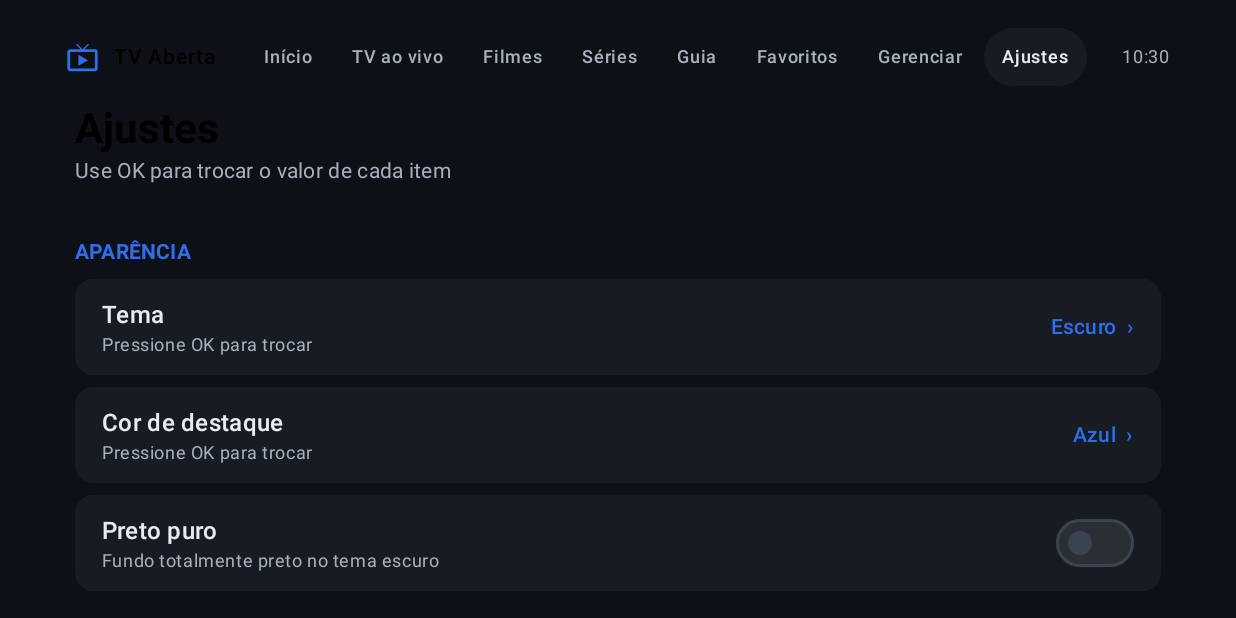
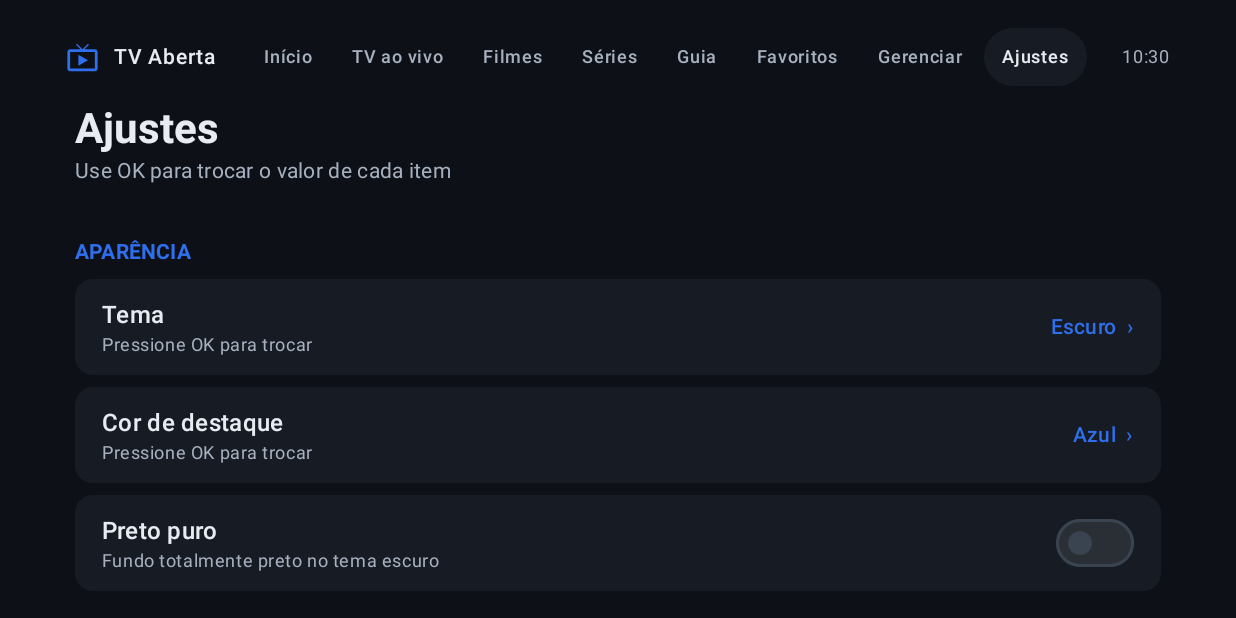
Before and after one commit to willianwrr1-oss/TV-mibox, an Android app built with Jetpack Compose: the screen it shows after launch (MainActivity), after a tap on "Ajustes", on a phone screen of 824 x 412 dp (held sideways). Run offline under Robolectric (Android 15) with nearby library versions, the phone set to English and light mode, and no system bars; pictures from the network do not load; 1 other tap on this screen came first.

Commit message:
Add files via upload

```diff
--- a/app/build.gradle.kts
+++ b/app/build.gradle.kts
@@ -20,7 +20,7 @@ android {
         targetSdk = 34
         // Sobe a cada execução do GitHub Actions, para o Android aceitar a atualização por cima.
         versionCode = maxOf(1, runNumber)
-        versionName = "1.13.0-tv"
+        versionName = "1.13.2-tv"
 
         val fmt = SimpleDateFormat("dd/MM/yyyy HH:mm")
         fmt.timeZone = TimeZone.getTimeZone("America/Sao_Paulo")
--- a/app/src/main/java/com/willian/tvaberta/MainViewModel.kt
+++ b/app/src/main/java/com/willian/tvaberta/MainViewModel.kt
@@ -297,8 +297,11 @@ class MainViewModel(app: Application) : AndroidViewModel(app) {
             val stale = s.autoRefreshHours > 0 && System.currentTimeMillis() - s.lastRefresh > limit
             val missing = Repo.sources.value.any { it.enabled && !Repo.hasCache(it.id) }
             val empty = withContext(Dispatchers.IO) { Repo.db.count() == 0 }
+            Repo.note("Ao abrir: vazio=" + empty + ", lista velha=" + stale + ", sem cópia=" + missing)
             if (empty || stale || missing) {
+                Repo.note("Atualização automática iniciada")
                 doRefresh(false)
+                Repo.note("Atualização automática terminou: " + withContext(Dispatchers.IO) { Repo.db.count() } + " canais no banco")
             }
             if (s.reopenLast && s.lastChannelKey.isNotEmpty() && player.current == null) {
                 val c = withContext(Dispatchers.IO) { Repo.byKey(s.lastChannelKey) }
--- a/app/src/main/java/com/willian/tvaberta/data/ChannelDb.kt
+++ b/app/src/main/java/com/willian/tvaberta/data/ChannelDb.kt
@@ -472,13 +472,14 @@ class ChannelDb(ctx: Context) : SQLiteOpenHelper(ctx, "channels.db", null, 2) {
 
     fun favCount(f: Flt): Int {
         val a = ArrayList<String>()
-        val w = where(f, a)
+        val w = where(Flt(false, false, f.src, f.q, f.kind), a)
         return scalar("SELECT COUNT(*) $fromS WHERE $w AND s.f=1", a)
     }
 
     fun favorites(f: Flt, sortMode: Int, limit: Int): List<Channel> {
         val a = ArrayList<String>()
-        val w = where(f, a)
+        // Favorito é escolha do usuário: não some por causa dos filtros "ocultar bloqueados por região / fora do ar 24h".
+        val w = where(Flt(false, false, f.src, f.q, f.kind), a)
         return list("SELECT $cols $fromS WHERE $w AND s.f=1 ORDER BY ${order(sortMode)} LIMIT $limit", a)
     }
 
--- a/app/src/main/java/com/willian/tvaberta/data/Repo.kt
+++ b/app/src/main/java/com/willian/tvaberta/data/Repo.kt
@@ -97,6 +97,14 @@ object Repo {
             .build()
     }
 
+    /** Registro curto do que o app encontrou ao abrir e do que fez (Ajustes > Dados > Diagnóstico). */
+    val diag = MutableStateFlow("")
+
+    fun note(msg: String) {
+        val t = java.text.SimpleDateFormat("HH:mm:ss", java.util.Locale.getDefault()).format(java.util.Date())
+        diag.update { (it + t + "  " + msg + "\n").takeLast(4000) }
+    }
+
     fun init(c: Context) {
         ctx = c.applicationContext
         _sources.value = loadSources()
@@ -147,6 +155,12 @@ object Repo {
                     }
                 }
                 _states.value = db.loadStates()
+                try {
+                    note("Banco aberto: " + db.count() + " canais, arquivo de " + (ctx.getDatabasePath("channels.db").length() / 1024) +
+                        " KB. Fontes: " + _sources.value.size + ", com cópia salva: " + _sources.value.count { hasCache(it.id) })
+                } catch (e: Exception) {
+                    note("Banco aberto, mas a contagem falhou: " + e.message)
+                }
             }
             loaded = true
             _ready.value = true
@@ -354,6 +368,7 @@ object Repo {
                         throw e
                     } catch (e: Exception) {
                         fail++
+                        note("Falha ao atualizar " + src.name + ": " + (e.message ?: e.javaClass.simpleName))
                     } finally {
                         if (tmp.exists()) tmp.delete()
                     }
--- a/app/src/main/java/com/willian/tvaberta/ui/TvRoot.kt
+++ b/app/src/main/java/com/willian/tvaberta/ui/TvRoot.kt
@@ -25,11 +25,13 @@ import androidx.compose.material.icons.filled.Star
 import androidx.compose.material.icons.filled.Tune
 import androidx.compose.material3.AlertDialog
 import androidx.compose.material3.Icon
+import androidx.compose.material3.LocalContentColor
 import androidx.compose.material3.MaterialTheme
 import androidx.compose.material3.OutlinedTextField
 import androidx.compose.material3.Text
 import androidx.compose.material3.TextButton
 import androidx.compose.runtime.Composable
+import androidx.compose.runtime.CompositionLocalProvider
 import androidx.compose.runtime.LaunchedEffect
 import androidx.compose.runtime.collectAsState
 import androidx.compose.runtime.getValue
@@ -110,6 +112,7 @@ fun TvRoot(vm: MainViewModel) {
             }
         }
 
+        CompositionLocalProvider(LocalContentColor provides MaterialTheme.colorScheme.onBackground) {
             Box(
                 Modifier
                     .fillMaxSize()
@@ -155,6 +158,7 @@ fun TvRoot(vm: MainViewModel) {
                         color = Color.White,
                         style = MaterialTheme.typography.titleMedium
                     )
+                }
             }
         }
 
--- a/app/src/main/java/com/willian/tvaberta/ui/TvSettings.kt
+++ b/app/src/main/java/com/willian/tvaberta/ui/TvSettings.kt
@@ -23,6 +23,7 @@ import androidx.compose.runtime.setValue
 import androidx.compose.ui.Modifier
 import androidx.compose.ui.focus.FocusRequester
 import androidx.compose.ui.unit.dp
+import androidx.compose.ui.unit.sp
 import com.willian.tvaberta.BuildConfig
 import java.io.File
 import com.willian.tvaberta.MainViewModel
@@ -45,6 +46,16 @@ fun TvSettingsScreen(vm: MainViewModel) {
         vm.restoreFrom { f.inputStream() }
     }
     var confirmResetList by remember { mutableStateOf(false) }
+    var showDiag by remember { mutableStateOf(false) }
+    val diagText by Repo.diag.collectAsState()
+    if (showDiag) {
+        AlertDialog(
+            onDismissRequest = { showDiag = false },
+            title = { Text("Diagnóstico da lista") },
+            text = { Text(diagText.ifBlank { "Nada registrado ainda." }, fontSize = 12.sp) },
+            confirmButton = { TvButton("Fechar", compact = true) { showDiag = false } }
+        )
+    }
     var packsOpen by remember { mutableStateOf(false) }
     if (packsOpen) TvPacksDialog(vm) { packsOpen = false }
     var customDialog by remember { mutableStateOf(false) }
@@ -211,6 +222,7 @@ fun TvSettingsScreen(vm: MainViewModel) {
         }
 
         TvSection("Dados") {
+            TvActionRow("Diagnóstico da lista", "Mostra o que o app encontrou ao abrir") { showDiag = true }
             TvActionRow("Limpar listas baixadas", "Apaga as listas salvas; use Atualizar para baixar de novo") {
                 Repo.clearListCache()
                 vm.toast("Listas apagadas. Atualize para baixar de novo.")
```
Lines whose indentation alone changed are shown as unchanged.
